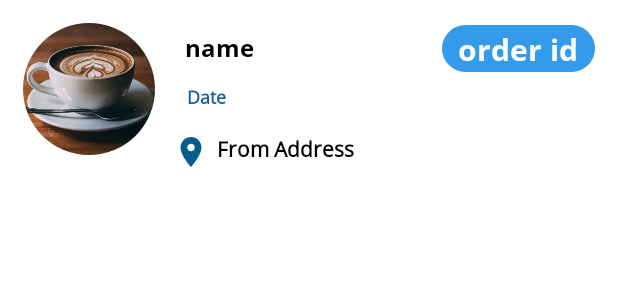
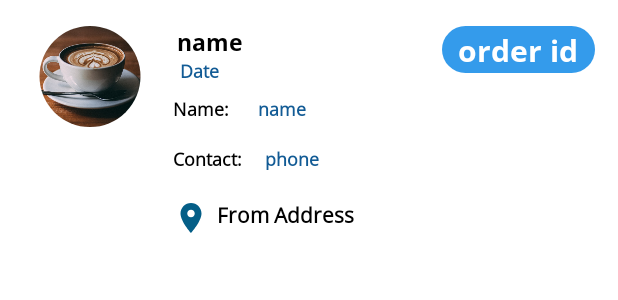
Before and after one commit to SparkMatrixTechnology/rcampus_ider, an Android app: the layout food_order.xml on its own in the app's theme, with its tools: preview values and no code run, on a phone screen of 412 x 824 dp. Shown: the top 300 px of the screen. Run offline under Robolectric (Android 15) with nearby library versions, the phone set to English and light mode, and no system bars; plain views replace RoundedImageView; network calls fail.

Commit message:
2nd commit

```diff
--- a/app/src/main/java/com/example/campusrider/Activity/Home2Activity.java
+++ b/app/src/main/java/com/example/campusrider/Activity/Home2Activity.java
@@ -75,7 +75,7 @@ public class Home2Activity extends AppCompatActivity {
                 Intent intent=new Intent(Home2Activity.this, OrderActivity.class);
                 intent.putExtra("rider_id",id);
                 intent.putExtra("type_name",type);
-                intent.putExtra("status",2);
+                intent.putExtra("status",5);
                 startActivity(intent);
             }
         });
--- a/app/src/main/java/com/example/campusrider/Adapter/FoodOrderAdapter.java
+++ b/app/src/main/java/com/example/campusrider/Adapter/FoodOrderAdapter.java
@@ -40,6 +40,8 @@ public class FoodOrderAdapter extends RecyclerView.Adapter<FoodOrderAdapter.View
         holder.binding.date.setText(foodOrderModel.getOrder_date());
         holder.binding.address.setText(foodOrderModel.getAddress());
         holder.binding.orderId.setText(""+foodOrderModel.getId());
+        holder.binding.cusName.setText(foodOrderModel.getCustomer_name());
+        holder.binding.cusPhone.setText("+880"+foodOrderModel.getCustomer_phone());
         holder.itemView.setOnClickListener(new View.OnClickListener() {
             @Override
             public void onClick(View v) {
--- a/app/src/main/res/layout/food_order.xml
+++ b/app/src/main/res/layout/food_order.xml
@@ -10,16 +10,17 @@
 
     <com.makeramen.roundedimageview.RoundedImageView
         android:id="@+id/shop_img"
-        android:layout_width="88dp"
-        android:layout_height="88dp"
+        android:layout_width="76dp"
+        android:layout_height="67dp"
         android:layout_margin="10dp"
         android:scaleType="centerCrop"
         android:src="@drawable/coffe"
         app:layout_constraintBottom_toBottomOf="parent"
         app:layout_constraintEnd_toEndOf="parent"
-        app:layout_constraintHorizontal_bias="0.0"
+        app:layout_constraintHorizontal_bias="0.021"
         app:layout_constraintStart_toStartOf="parent"
         app:layout_constraintTop_toTopOf="parent"
+        app:layout_constraintVertical_bias="0.035"
         app:riv_corner_radius="24dp" />
 
     <TextView
@@ -32,19 +33,20 @@
         android:singleLine="true"
         android:text="name"
         android:textColor="@color/black"
-        android:textSize="16sp"
+        android:textSize="15sp"
         android:textStyle="bold"
         app:layout_constraintBottom_toBottomOf="parent"
         app:layout_constraintEnd_toStartOf="@+id/orderId"
         app:layout_constraintHorizontal_bias="0.0"
         app:layout_constraintStart_toEndOf="@+id/shop_img"
         app:layout_constraintTop_toTopOf="@+id/shop_img"
-        app:layout_constraintVertical_bias="0.075" />
+        app:layout_constraintVertical_bias="0.0" />
 
     <TextView
         android:id="@+id/address"
         android:layout_width="wrap_content"
         android:layout_height="wrap_content"
+        android:layout_marginTop="128dp"
         android:drawableLeft="@drawable/baseline_location_color_on_24"
         android:drawablePadding="5dp"
         android:ellipsize="end"
@@ -54,12 +56,10 @@
         android:textColor="@color/black"
         android:textSize="14sp"
         android:textStyle="bold"
-        app:layout_constraintBottom_toBottomOf="parent"
-        app:layout_constraintEnd_toEndOf="@+id/shop_name"
-        app:layout_constraintHorizontal_bias="0.108"
-        app:layout_constraintStart_toStartOf="@+id/shop_name"
-        app:layout_constraintTop_toBottomOf="@+id/shop_name"
-        app:layout_constraintVertical_bias="1.0" />
+        app:layout_constraintEnd_toEndOf="@+id/cusPhone"
+        app:layout_constraintHorizontal_bias="0.0"
+        app:layout_constraintStart_toStartOf="@+id/cusPhonet"
+        app:layout_constraintTop_toTopOf="parent" />
 
     <TextView
         android:id="@+id/orderId"
@@ -93,9 +93,69 @@
         android:textStyle="bold"
         app:layout_constraintBottom_toTopOf="@+id/address"
         app:layout_constraintEnd_toEndOf="parent"
-        app:layout_constraintHorizontal_bias="0.076"
+        app:layout_constraintHorizontal_bias="0.079"
         app:layout_constraintStart_toEndOf="@+id/shop_img"
         app:layout_constraintTop_toBottomOf="@+id/shop_name"
-        app:layout_constraintVertical_bias="0.434" />
+        app:layout_constraintVertical_bias="0.0" />
+
+    <TextView
+        android:id="@+id/cusNameT"
+        android:layout_width="wrap_content"
+        android:layout_height="wrap_content"
+        android:layout_marginTop="8dp"
+        android:fontFamily="@font/open_sans"
+        android:text="Name: "
+        android:textColor="@color/black"
+        android:textSize="12sp"
+        android:textStyle="bold"
+        app:layout_constraintEnd_toEndOf="@+id/date"
+        app:layout_constraintHorizontal_bias="0.333"
+        app:layout_constraintStart_toStartOf="@+id/date"
+        app:layout_constraintTop_toBottomOf="@+id/date" />
+
+    <TextView
+        android:id="@+id/cusName"
+        android:layout_width="wrap_content"
+        android:layout_height="wrap_content"
+        android:layout_marginStart="16dp"
+        android:fontFamily="@font/open_sans"
+        android:text="name"
+        android:textColor="#125B95"
+        android:textSize="12sp"
+        android:textStyle="bold"
+        app:layout_constraintBottom_toBottomOf="@+id/cusNameT"
+        app:layout_constraintStart_toEndOf="@+id/cusNameT"
+        app:layout_constraintTop_toBottomOf="@+id/date"
+        app:layout_constraintVertical_bias="1.0" />
+
+    <TextView
+        android:id="@+id/cusPhonet"
+        android:layout_width="wrap_content"
+        android:layout_height="wrap_content"
+        android:layout_marginTop="16dp"
+        android:fontFamily="@font/open_sans"
+        android:text="Contact: "
+        android:textColor="@color/black"
+        android:textSize="12sp"
+        android:textStyle="bold"
+        app:layout_constraintEnd_toEndOf="@+id/cusNameT"
+        app:layout_constraintHorizontal_bias="0.0"
+        app:layout_constraintStart_toStartOf="@+id/cusNameT"
+        app:layout_constraintTop_toBottomOf="@+id/cusNameT" />
+
+    <TextView
+        android:id="@+id/cusPhone"
+        android:layout_width="wrap_content"
+        android:layout_height="wrap_content"
+        android:layout_marginStart="12dp"
+        android:fontFamily="@font/open_sans"
+        android:text="phone"
+        android:textColor="#125B95"
+        android:textSize="12sp"
+        android:textStyle="bold"
+        app:layout_constraintBottom_toBottomOf="@+id/cusPhonet"
+        app:layout_constraintStart_toEndOf="@+id/cusPhonet"
+        app:layout_constraintTop_toTopOf="@+id/cusPhonet"
+        app:layout_constraintVertical_bias="0.0" />
 
 </androidx.constraintlayout.widget.ConstraintLayout>
```
Also changed, not shown: app/src/main/java/com/example/campusrider/Activity/OrderActivity.java (+71 -0 lines).
